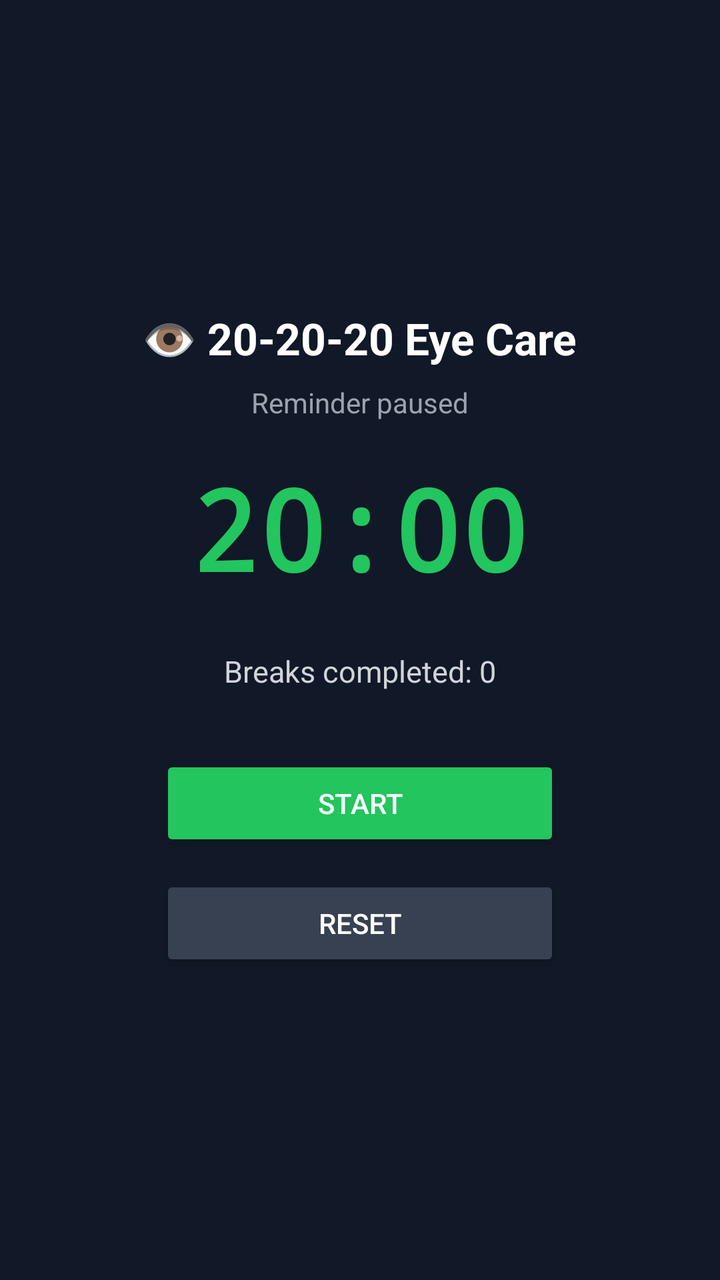
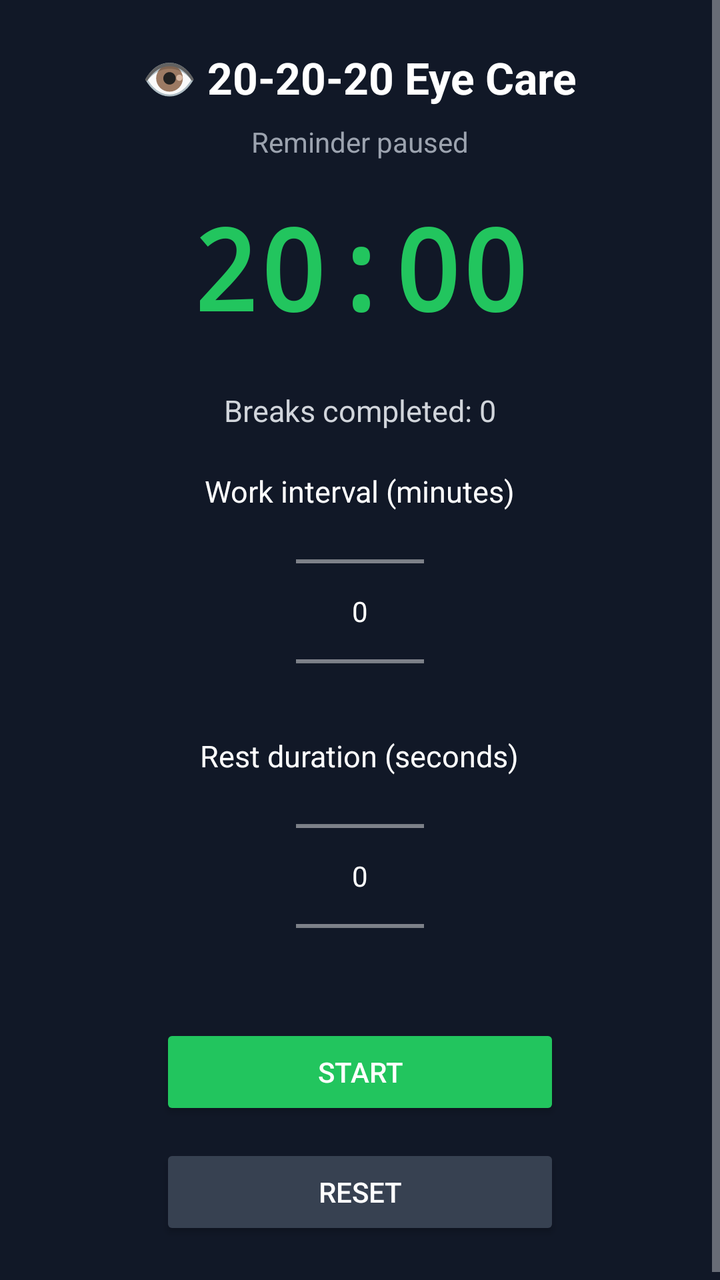

An Android layout rendered at two revisions. The XML below is the earlier revision; the diff shows what the commit changed to produce the second picture.
<!-- AndroidManifest.xml: application theme Theme.AppCompat.NoActionBar -->
<!-- res/layout/activity_main.xml -->
<?xml version="1.0" encoding="utf-8"?>
<LinearLayout xmlns:android="http://schemas.android.com/apk/res/android"
    android:layout_width="match_parent"
    android:layout_height="match_parent"
    android:background="#111827"
    android:orientation="vertical"
    android:gravity="center"
    android:padding="24dp">

    <TextView
        android:layout_width="wrap_content"
        android:layout_height="wrap_content"
        android:text="👁 20-20-20 Eye Care"
        android:textColor="#FFFFFF"
        android:textSize="22sp"
        android:textStyle="bold"
        android:layout_marginBottom="8dp" />

    <TextView
        android:id="@+id/statusText"
        android:layout_width="wrap_content"
        android:layout_height="wrap_content"
        android:text="Reminder paused"
        android:textColor="#9CA3AF"
        android:textSize="14sp"
        android:layout_marginBottom="16dp" />

    <TextView
        android:id="@+id/countdownText"
        android:layout_width="wrap_content"
        android:layout_height="wrap_content"
        android:text="20:00"
        android:textColor="#22C55E"
        android:textSize="56sp"
        android:textStyle="bold"
        android:fontFamily="monospace"
        android:layout_marginBottom="24dp" />

    <TextView
        android:id="@+id/sessionText"
        android:layout_width="wrap_content"
        android:layout_height="wrap_content"
        android:text="Breaks completed: 0"
        android:textColor="#D1D5DB"
        android:textSize="15sp"
        android:layout_marginBottom="32dp" />

    <Button
        android:id="@+id/startPauseButton"
        android:layout_width="200dp"
        android:layout_height="wrap_content"
        android:text="Start"
        android:backgroundTint="#22C55E"
        android:textColor="#FFFFFF"
        android:layout_marginBottom="12dp" />

    <Button
        android:id="@+id/resetButton"
        android:layout_width="200dp"
        android:layout_height="wrap_content"
        android:text="Reset"
        android:backgroundTint="#374151"
        android:textColor="#FFFFFF" />

</LinearLayout>
<!-- resources referenced by this layout -->
<resources>

</resources>

<!-- the commit's change to res/layout/activity_main.xml (unified diff, before → after) -->
@@ -1,65 +1,95 @@
 <?xml version="1.0" encoding="utf-8"?>
-<LinearLayout xmlns:android="http://schemas.android.com/apk/res/android"
+<ScrollView xmlns:android="http://schemas.android.com/apk/res/android"
     android:layout_width="match_parent"
     android:layout_height="match_parent"
-    android:background="#111827"
-    android:orientation="vertical"
-    android:gravity="center"
-    android:padding="24dp">
+    android:background="#111827">
 
-    <TextView
-        android:layout_width="wrap_content"
+    <LinearLayout
+        android:layout_width="match_parent"
         android:layout_height="wrap_content"
-        android:text="👁 20-20-20 Eye Care"
-        android:textColor="#FFFFFF"
-        android:textSize="22sp"
-        android:textStyle="bold"
-        android:layout_marginBottom="8dp" />
+        android:orientation="vertical"
+        android:gravity="center_horizontal"
+        android:padding="24dp">
 
-    <TextView
-        android:id="@+id/statusText"
-        android:layout_width="wrap_content"
-        android:layout_height="wrap_content"
-        android:text="Reminder paused"
-        android:textColor="#9CA3AF"
-        android:textSize="14sp"
-        android:layout_marginBottom="16dp" />
+        <TextView
+            android:layout_width="wrap_content"
+            android:layout_height="wrap_content"
+            android:text="👁 20-20-20 Eye Care"
+            android:textColor="#FFFFFF"
+            android:textSize="22sp"
+            android:textStyle="bold"
+            android:layout_marginBottom="8dp" />
 
-    <TextView
-        android:id="@+id/countdownText"
-        android:layout_width="wrap_content"
-        android:layout_height="wrap_content"
-        android:text="20:00"
-        android:textColor="#22C55E"
-        android:textSize="56sp"
-        android:textStyle="bold"
-        android:fontFamily="monospace"
-        android:layout_marginBottom="24dp" />
+        <TextView
+            android:id="@+id/statusText"
+            android:layout_width="wrap_content"
+            android:layout_height="wrap_content"
+            android:text="Reminder paused"
+            android:textColor="#9CA3AF"
+            android:textSize="14sp"
+            android:layout_marginBottom="16dp" />
 
-    <TextView
-        android:id="@+id/sessionText"
-        android:layout_width="wrap_content"
-        android:layout_height="wrap_content"
-        android:text="Breaks completed: 0"
-        android:textColor="#D1D5DB"
-        android:textSize="15sp"
-        android:layout_marginBottom="32dp" />
+        <TextView
+            android:id="@+id/countdownText"
+            android:layout_width="wrap_content"
+            android:layout_height="wrap_content"
+            android:text="20:00"
+            android:textColor="#22C55E"
+            android:textSize="56sp"
+            android:textStyle="bold"
+            android:fontFamily="monospace"
+            android:layout_marginBottom="24dp" />
 
-    <Button
-        android:id="@+id/startPauseButton"
-        android:layout_width="200dp"
-        android:layout_height="wrap_content"
-        android:text="Start"
-        android:backgroundTint="#22C55E"
-        android:textColor="#FFFFFF"
-        android:layout_marginBottom="12dp" />
+        <TextView
+            android:id="@+id/sessionText"
+            android:layout_width="wrap_content"
+            android:layout_height="wrap_content"
+            android:text="Breaks completed: 0"
+            android:textColor="#D1D5DB"
+            android:textSize="15sp"
+            android:layout_marginBottom="20dp" />
 
-    <Button
-        android:id="@+id/resetButton"
-        android:layout_width="200dp"
-        android:layout_height="wrap_content"
-        android:text="Reset"
-        android:backgroundTint="#374151"
-        android:textColor="#FFFFFF" />
+        <TextView
+            android:layout_width="wrap_content"
+            android:layout_height="wrap_content"
+            android:text="Work interval (minutes)"
+            android:textColor="#FFFFFF"
+            android:textSize="15sp" />
 
-</LinearLayout>
+        <NumberPicker
+            android:id="@+id/workMinutesPicker"
+            android:layout_width="wrap_content"
+            android:layout_height="100dp"
+            android:layout_marginBottom="12dp" />
+
+        <TextView
+            android:layout_width="wrap_content"
+            android:layout_height="wrap_content"
+            android:text="Rest duration (seconds)"
+            android:textColor="#FFFFFF"
+            android:textSize="15sp" />
+
+        <NumberPicker
+            android:id="@+id/restSecondsPicker"
+            android:layout_width="wrap_content"
+            android:layout_height="100dp"
+            android:layout_marginBottom="24dp" />
+
+        <Button
+            android:id="@+id/startPauseButton"
+            android:layout_width="200dp"
+            android:layout_height="wrap_content"
+            android:text="Start"
+            android:backgroundTint="#22C55E"
+            android:textColor="#FFFFFF"
+            android:layout_marginBottom="12dp" />
+
+        <Button
+            android:id="@+id/resetButton"
+            android:layout_width="200dp"
+            android:layout_height="wrap_content"
+            android:text="Reset"
+            android:backgroundTint="#374151"
+            android:textColor="#FFFFFF" />
+    </LinearLayout>
+</ScrollView>
